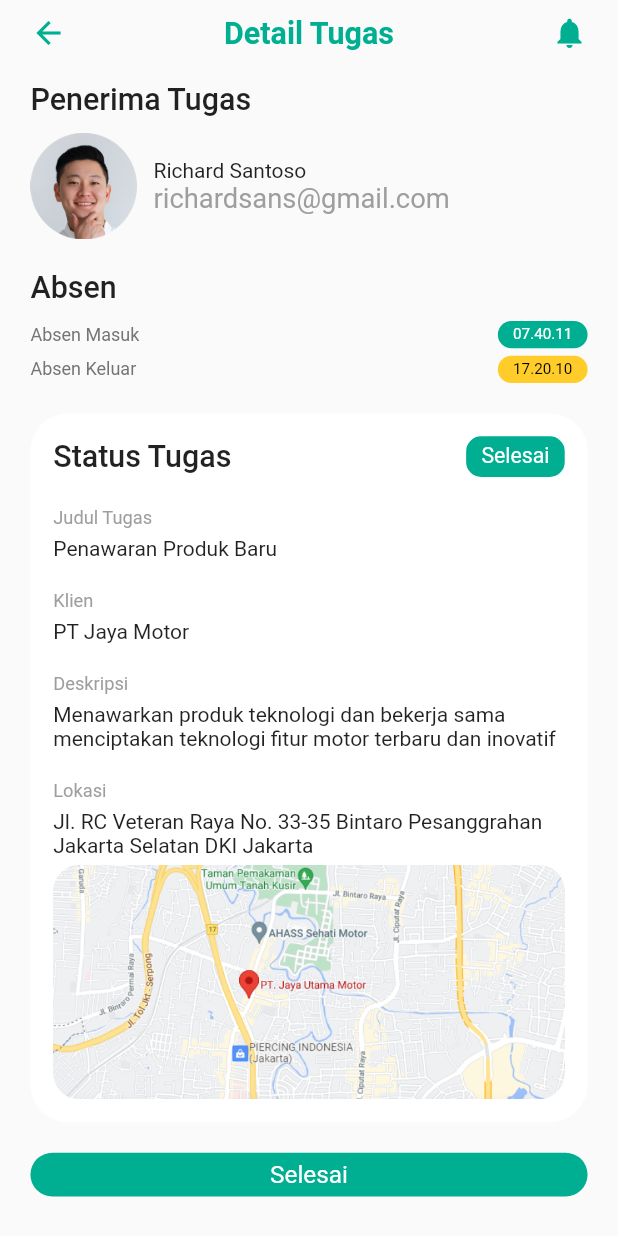
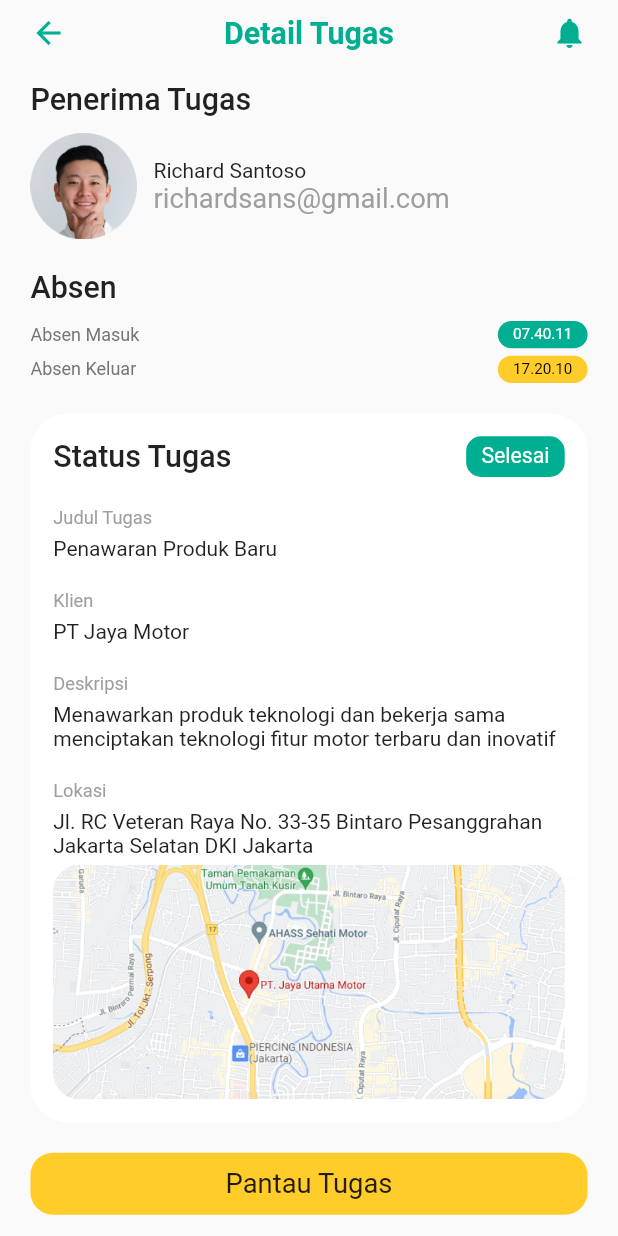
Before and after one commit to MuhammadFadliSyukur/syncrhonize, a Flutter app: the screen it shows after launch, after a tap on "Richard Santoso", on a phone screen of 412 x 824 dp. Run offline on Flutter 3.47's test engine with Material 2 defaults, Android fonts, the phone set to English and light mode, and no system bars; our stand-ins replace flutter_screenutil.

```diff
--- a/lib/main.dart
+++ b/lib/main.dart
@@ -57,8 +57,8 @@ class _MyStatefulWidgetState extends State<MyStatefulWidget> {
             label: 'Home',
           ),
           BottomNavigationBarItem(
-            icon: Icon(Icons.contact_support),
-            label: 'Info',
+            icon: Icon(Icons.badge),
+            label: 'Work List',
           ),
           BottomNavigationBarItem(
             icon: Icon(Icons.person),
--- a/lib/pages/detail_page.dart
+++ b/lib/pages/detail_page.dart
@@ -161,7 +161,27 @@ class DetailPage extends StatelessWidget {
                   },
                   child: Container(
                     padding:
-                        EdgeInsets.symmetric(horizontal: 10.h, vertical: 5.h),
+                        EdgeInsets.symmetric(horizontal: 10.h, vertical: 10.h),
+                    width: double.infinity,
+                    decoration: BoxDecoration(
+                      color: secondaryColor,
+                      borderRadius: BorderRadius.circular(15),
+                    ),
+                    child: Text(
+                      'Pantau Tugas',
+                      style: subTitleTextstyle,
+                      textAlign: TextAlign.center,
+                    ),
+                  ),
+                ),
+                SizedBox(height: 20.h),
+                GestureDetector(
+                  onTap: () {
+                    Navigator.pop(context);
+                  },
+                  child: Container(
+                    padding:
+                        EdgeInsets.symmetric(horizontal: 10.h, vertical: 10.h),
                     width: double.infinity,
                     decoration: BoxDecoration(
                       color: primaryColor,
@@ -169,7 +189,7 @@ class DetailPage extends StatelessWidget {
                     ),
                     child: Text(
                       'Selesai',
-                      style: whiteTextStyle.copyWith(fontSize: 16.sp),
+                      style: subTitleTextstyle.copyWith(color: Colors.white),
                       textAlign: TextAlign.center,
                     ),
                   ),
```
Also changed, not shown: lib/pages/monitoring_page.dart (added).
